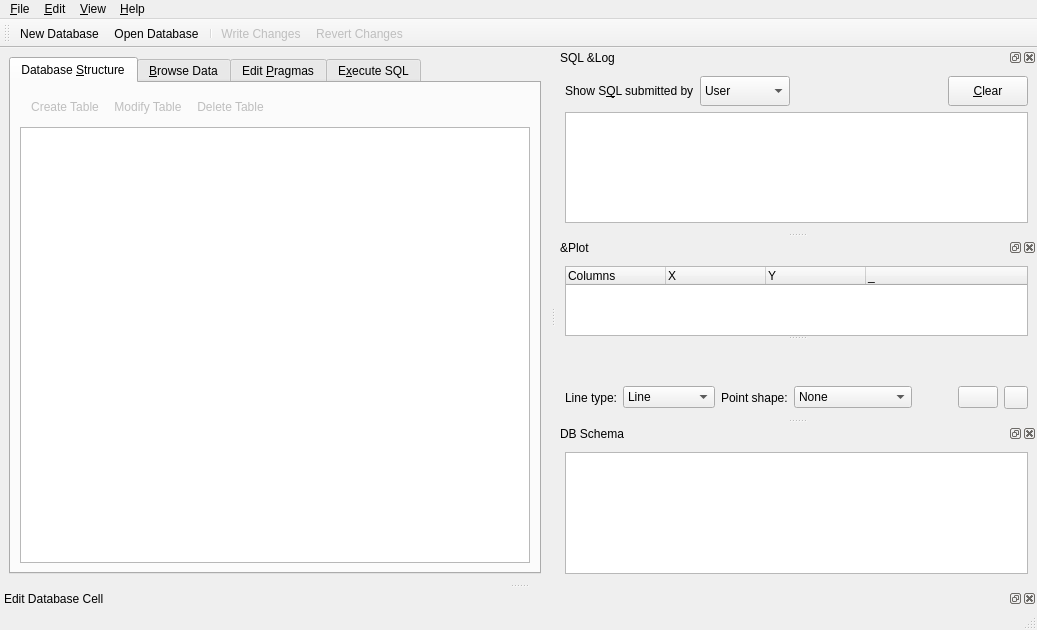
The window that src/MainWindow.ui (sqlitebrowser/sqlitebrowser) describes before a commit, drawn with Qt 5.
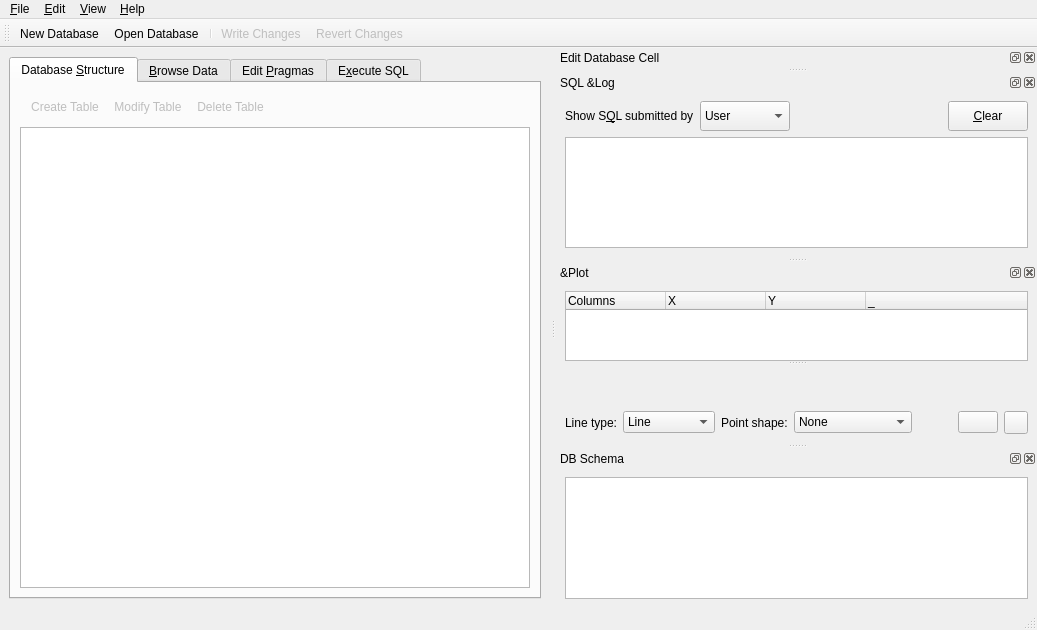
The same window after the commit. Icons and pictures are not drawn. Custom widgets are drawn as their Qt base class.

Commit message:
Changed edit dock default position
- fixes #681

```diff
--- a/src/MainWindow.ui
+++ b/src/MainWindow.ui
@@ -912,6 +912,15 @@
    <addaction name="fileSaveAction"/>
    <addaction name="fileRevertAction"/>
   </widget>
+  <widget class="QDockWidget" name="dockEdit">
+   <property name="windowTitle">
+    <string>Edit Database Cell</string>
+   </property>
+   <attribute name="dockWidgetArea">
+    <number>2</number>
+   </attribute>
+   <widget class="QWidget" name="dockWidgetContents_4"/>
+  </widget>
   <widget class="QDockWidget" name="dockLog">
    <property name="features">
     <set>QDockWidget::AllDockWidgetFeatures</set>
@@ -1315,15 +1324,6 @@
     </layout>
    </widget>
   </widget>
-  <widget class="QDockWidget" name="dockEdit">
-   <property name="windowTitle">
-    <string>Edit Database Cell</string>
-   </property>
-   <attribute name="dockWidgetArea">
-    <number>8</number>
-   </attribute>
-   <widget class="QWidget" name="dockWidgetContents_4"/>
-  </widget>
   <action name="fileNewAction">
    <property name="icon">
     <iconset resource="icons/icons.qrc">
```
